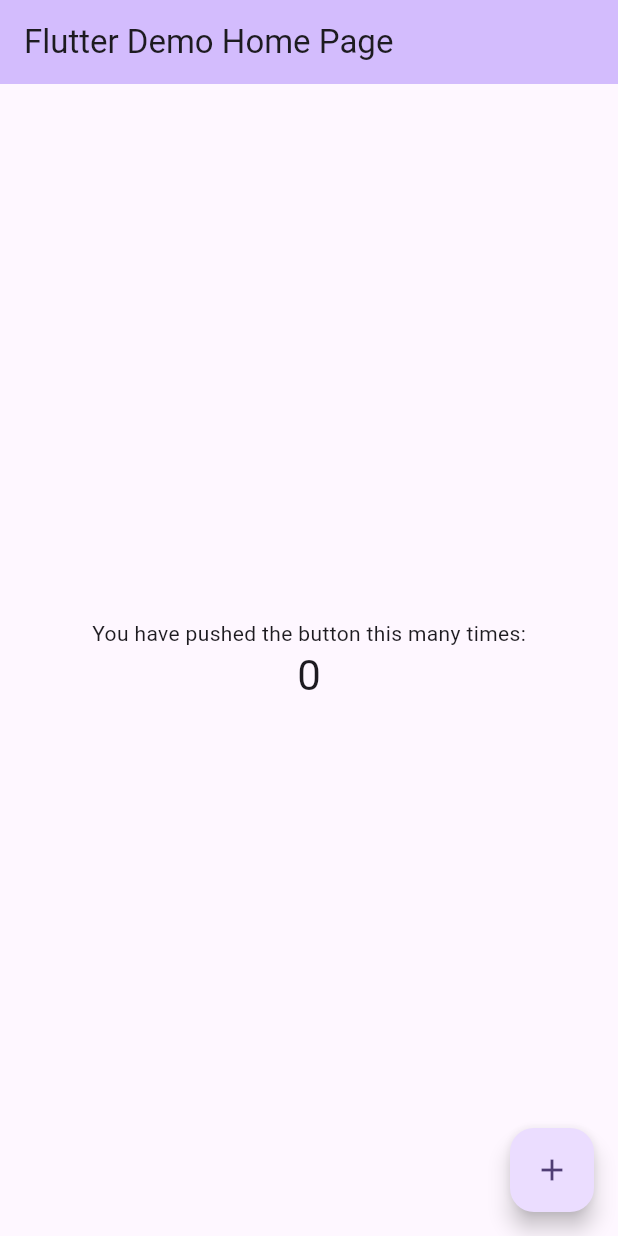
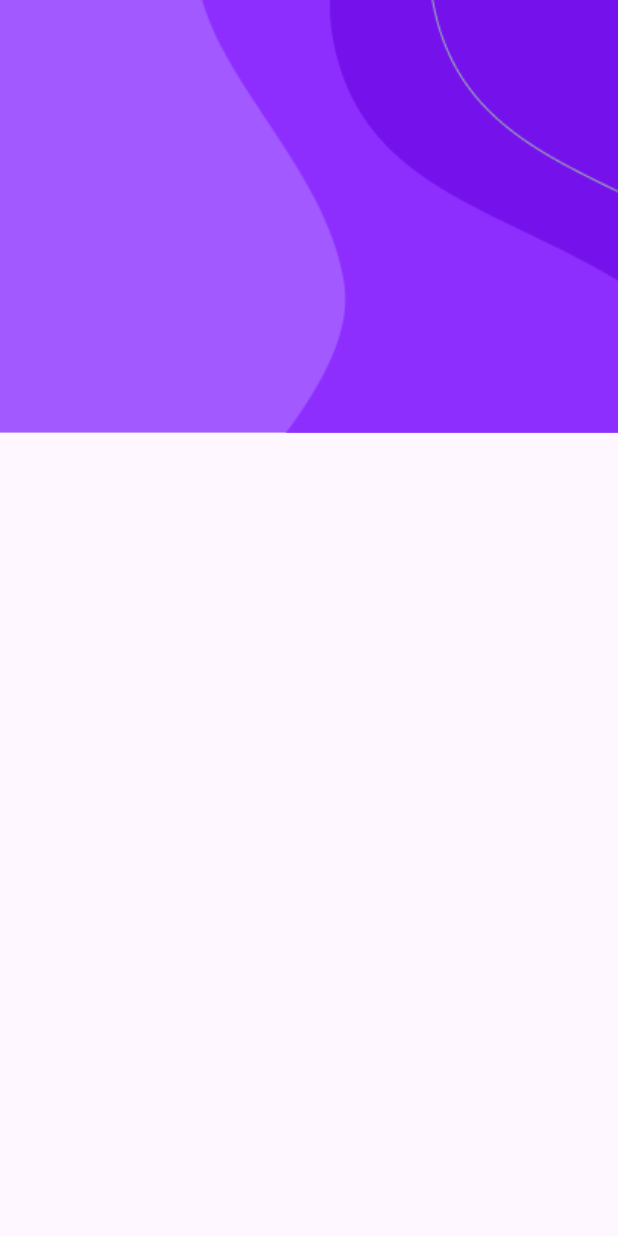
Before and after one commit to zhanchipovaap/usualDeliverShop, a Flutter app: the screen it shows after launch, on a phone screen of 412 x 824 dp. Run offline on Flutter 3.47's test engine with Material 2 defaults, Android fonts, the phone set to English and light mode, and no system bars.

Commit message:
first commit

```diff
--- a/justScreens/lib/main.dart
+++ b/justScreens/lib/main.dart
@@ -6,120 +6,70 @@ void main() {
 
 class MyApp extends StatelessWidget {
   const MyApp({super.key});
-
-  // This widget is the root of your application.
   @override
   Widget build(BuildContext context) {
+    const primaryColor = Color(0xffa259ff);
     return MaterialApp(
-      title: 'Flutter Demo',
       theme: ThemeData(
-        // This is the theme of your application.
-        //
-        // TRY THIS: Try running your application with "flutter run". You'll see
-        // the application has a blue toolbar. Then, without quitting the app,
-        // try changing the seedColor in the colorScheme below to Colors.green
-        // and then invoke "hot reload" (save your changes or press the "hot
-        // reload" button in a Flutter-supported IDE, or press "r" if you used
-        // the command line to start the app).
-        //
-        // Notice that the counter didn't reset back to zero; the application
-        // state is not lost during the reload. To reset the state, use hot
-        // restart instead.
-        //
-        // This works for code too, not just values: Most code changes can be
-        // tested with just a hot reload.
-        colorScheme: ColorScheme.fromSeed(seedColor: Colors.deepPurple),
+        primaryColor: primaryColor,
+        colorScheme: ColorScheme.fromSeed(seedColor: primaryColor),
         useMaterial3: true,
       ),
-      home: const MyHomePage(title: 'Flutter Demo Home Page'),
+      home: const MyHomePage(),
     );
   }
 }
 
 class MyHomePage extends StatefulWidget {
-  const MyHomePage({super.key, required this.title});
-
-  // This widget is the home page of your application. It is stateful, meaning
-  // that it has a State object (defined below) that contains fields that affect
-  // how it looks.
-
-  // This class is the configuration for the state. It holds the values (in this
-  // case the title) provided by the parent (in this case the App widget) and
-  // used by the build method of the State. Fields in a Widget subclass are
-  // always marked "final".
-
-  final String title;
+  const MyHomePage({
+    super.key,
+  });
 
   @override
   State<MyHomePage> createState() => _MyHomePageState();
 }
 
 class _MyHomePageState extends State<MyHomePage> {
-  int _counter = 0;
-
-  void _incrementCounter() {
-    setState(() {
-      // This call to setState tells the Flutter framework that something has
-      // changed in this State, which causes it to rerun the build method below
-      // so that the display can reflect the updated values. If we changed
-      // _counter without calling setState(), then the build method would not be
-      // called again, and so nothing would appear to happen.
-      _counter++;
-    });
-  }
-
   @override
   Widget build(BuildContext context) {
-    // This method is rerun every time setState is called, for instance as done
-    // by the _incrementCounter method above.
-    //
-    // The Flutter framework has been optimized to make rerunning build methods
-    // fast, so that you can just rebuild anything that needs updating rather
-    // than having to individually change instances of widgets.
+    final theme = Theme.of(context);
     return Scaffold(
-      appBar: AppBar(
-        // TRY THIS: Try changing the color here to a specific color (to
-        // Colors.amber, perhaps?) and trigger a hot reload to see the AppBar
-        // change color while the other colors stay the same.
-        backgroundColor: Theme.of(context).colorScheme.inversePrimary,
-        // Here we take the value from the MyHomePage object that was created by
-        // the App.build method, and use it to set our appbar title.
-        title: Text(widget.title),
+      body: NestedScrollView(
+        body: Container(
+            // decoration: BoxDecoration(
+            //     color: theme.primaryColor,
+            //     image: const DecorationImage(
+            //       image: AssetImage('assets/images/BG.png'),
+            //       fit: BoxFit.cover,
+            //     )),
+            ),
+        headerSliverBuilder: (BuildContext context, bool innerBoxIsScrolled) {
+          return <Widget>[
+            SliverAppBar(
+              shape: const RoundedRectangleBorder(
+                  borderRadius: BorderRadius.only(
+                      topLeft: Radius.circular(30),
+                      topRight: Radius.circular(30))),
+              expandedHeight: MediaQuery.of(context).size.height * 0.35,
+              floating: true,
+              pinned: false,
+              snap: true,
+              flexibleSpace: Stack(
+                children: <Widget>[
+                  Container(
+                    decoration: BoxDecoration(
+                        color: theme.primaryColor,
+                        image: const DecorationImage(
+                          image: AssetImage('assets/images/BG2.png'),
+                          fit: BoxFit.cover,
+                        )),
+                  )
+                ],
+              ),
+            )
+          ];
+        },
       ),
-      body: Center(
-        // Center is a layout widget. It takes a single child and positions it
-        // in the middle of the parent.
-        child: Column(
-          // Column is also a layout widget. It takes a list of children and
-          // arranges them vertically. By default, it sizes itself to fit its
-          // children horizontally, and tries to be as tall as its parent.
-          //
-          // Column has various properties to control how it sizes itself and
-          // how it positions its children. Here we use mainAxisAlignment to
-          // center the children vertically; the main axis here is the vertical
-          // axis because Columns are vertical (the cross axis would be
-          // horizontal).
-          //
-          // TRY THIS: Invoke "debug painting" (choose the "Toggle Debug Paint"
-          // action in the IDE, or press "p" in the console), to see the
-          // wireframe for each widget.
-          mainAxisAlignment: MainAxisAlignment.center,
-          children: <Widget>[
-            const Text(
-              'You have pushed the button this many times:',
-            ),
-            Text(
-              '$_counter',
-              style: Theme.of(context).textTheme.headlineMedium,
-            ),
-          ],
-        ),
-      ),
-      floatingActionButton: FloatingActionButton(
-        onPressed: _incrementCounter,
-        tooltip: 'Increment',
-        child: const Icon(Icons.add),
-      ), // This trailing comma makes auto-formatting nicer for build methods.
     );
   }
 }
--- /dev/null
+++ b/justScreens/lib/sceens/splash_screen.dart
@@ -0,0 +1,10 @@
+import 'package:flutter/widgets.dart';
+
+class SplashScreen extends StatelessWidget {
+  const SplashScreen({super.key});
+
+  @override
+  Widget build(BuildContext context) {
+    return Container();
+  }
+}
```
Also changed, not shown: justScreens/pubspec.yaml (+4 -27 lines), justScreens/assets/images/BG.png (added), justScreens/assets/images/BG2.png (added).
